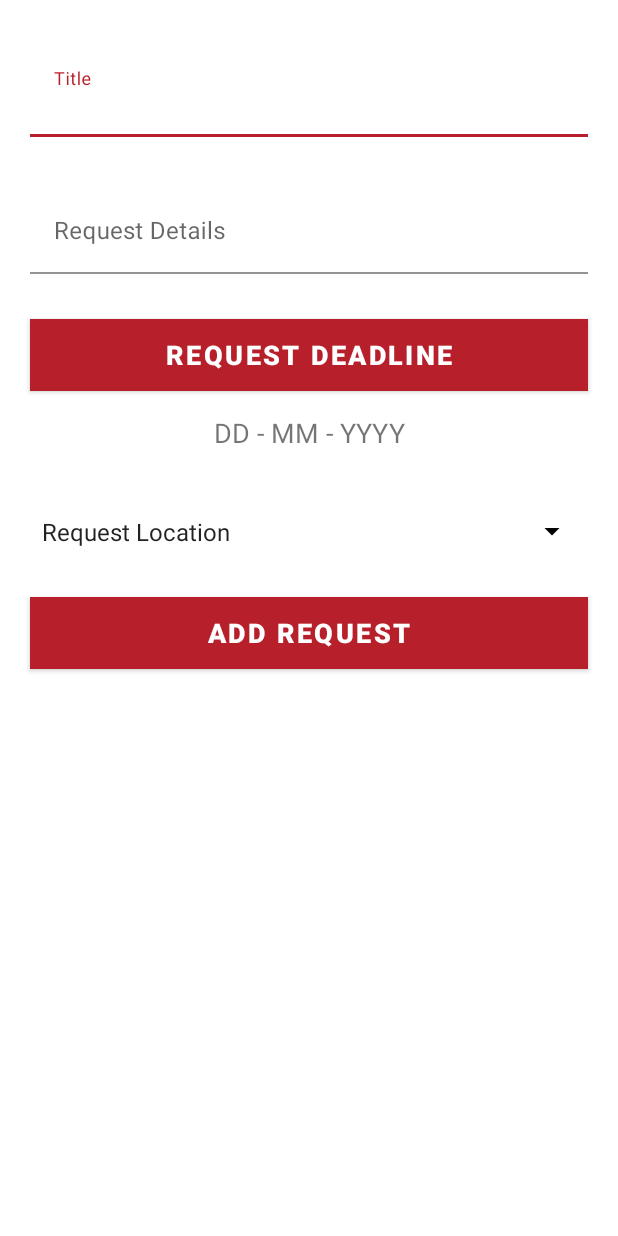
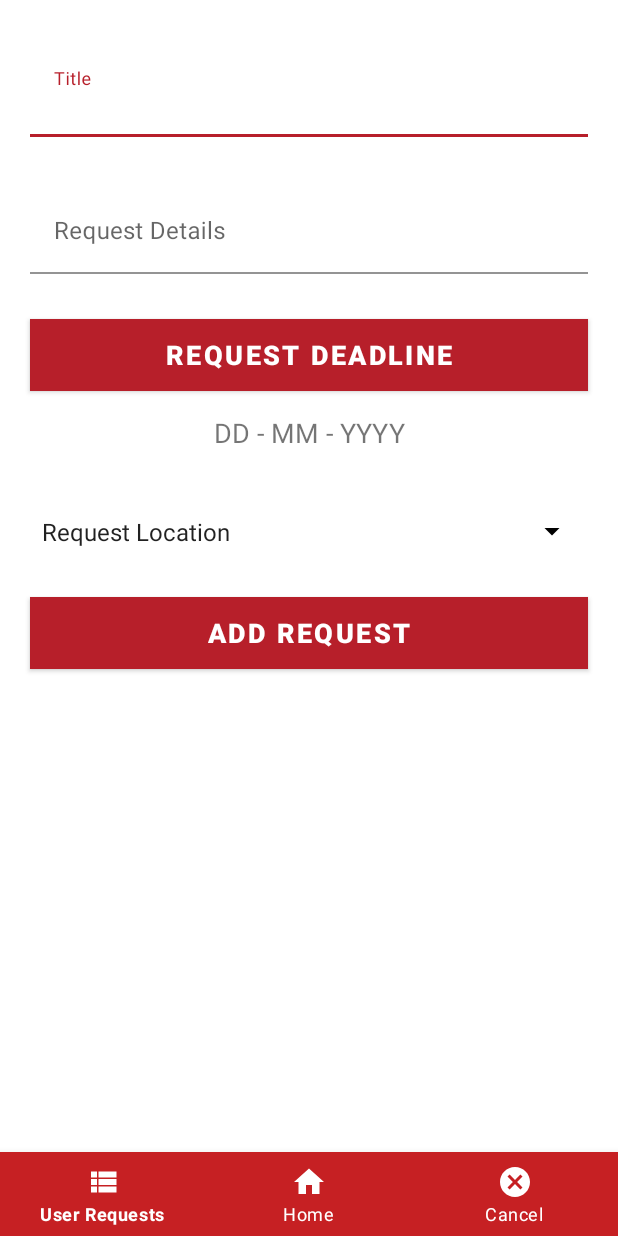
Before and after one commit to D-Byrne/FYP_App, an Android app: the AddRequestActivity screen opened directly, with no data from a screen before it, on a phone screen of 412 x 824 dp. Run offline under Robolectric (Android 15) with nearby library versions, the phone set to English and light mode, and no system bars; our stand-ins replace Firebase (no records; nobody signed in at launch, a user with empty details on screens opened directly).

Commit message:
Added click listener to recyclerview items. Pressing card returns position and request Id. Previous commit also included adding navigationbar to add request activity. A cancel button was added to navigation bar while on add request activity.

```diff
--- a/app/src/main/AndroidManifest.xml
+++ b/app/src/main/AndroidManifest.xml
@@ -10,7 +10,8 @@
         android:supportsRtl="true"
         android:theme="@style/Theme.FYP">
         <activity android:name=".RequestListActivity"></activity>
-        <activity android:name=".AddRequestActivity" />
+        <activity android:name=".AddRequestActivity"
+            android:windowSoftInputMode="adjustPan"/>
         <activity android:name=".RegisterActivity" />
         <activity android:name=".LoginActivity">
             <intent-filter>
--- a/app/src/main/java/org/wit/fyp/AddRequestActivity.kt
+++ b/app/src/main/java/org/wit/fyp/AddRequestActivity.kt
@@ -13,6 +13,8 @@ import com.google.firebase.database.ktx.database
 import com.google.firebase.ktx.Firebase
 import kotlinx.android.synthetic.main.activity_add_request.*
 import kotlinx.android.synthetic.main.activity_main.*
+import kotlinx.android.synthetic.main.activity_request_list.*
+import org.jetbrains.anko.startActivityForResult
 import org.wit.fyp.models.RequestModel
 import java.util.*
 
@@ -71,12 +73,20 @@ class AddRequestActivity : AppCompatActivity(), DatePickerDialog.OnDateSetListen
             }
         }
 
+        request_list_nav_menu_add_request.setOnNavigationItemSelectedListener{
+            when(it.itemId){
+                R.id.menu_cancel_add_request -> { finish() }
+                R.id.menu_home_list_add_request -> {startActivityForResult<RequestListActivity>(0)}
+            }
+            true
+        }
+
         pickDate()
 
 
         getData()
 
-        Toast.makeText(this, userId + username, Toast.LENGTH_SHORT).show()
+       // Toast.makeText(this, userId + username, Toast.LENGTH_SHORT).show()
 
     }
 
--- /dev/null
+++ b/app/src/main/res/drawable/ic_baseline_cancel_24.xml
@@ -0,0 +1,5 @@
+<vector android:height="24dp" android:tint="#FFFFFF"
+    android:viewportHeight="24" android:viewportWidth="24"
+    android:width="24dp" xmlns:android="http://schemas.android.com/apk/res/android">
+    <path android:fillColor="@android:color/white" android:pathData="M12,2C6.47,2 2,6.47 2,12s4.47,10 10,10 10,-4.47 10,-10S17.53,2 12,2zM17,15.59L15.59,17 12,13.41 8.41,17 7,15.59 10.59,12 7,8.41 8.41,7 12,10.59 15.59,7 17,8.41 13.41,12 17,15.59z"/>
+</vector>
--- a/app/src/main/res/layout/activity_add_request.xml
+++ b/app/src/main/res/layout/activity_add_request.xml
@@ -15,6 +15,7 @@
         <ScrollView
             android:layout_width="match_parent"
             android:layout_height="match_parent"
+            android:layout_above="@+id/request_list_nav_menu_add_request"
             android:fillViewport="true">
 
             <LinearLayout
@@ -131,6 +132,17 @@
 
         </ScrollView>
 
+        <com.google.android.material.bottomnavigation.BottomNavigationView
+            android:id="@+id/request_list_nav_menu_add_request"
+            android:layout_width="match_parent"
+            android:layout_height="wrap_content"
+            android:background="?android:attr/windowBackground"
+            app:itemBackground="@color/red_gradient_two"
+            app:itemIconTint="@color/white"
+            app:itemTextColor="@color/white"
+            android:layout_alignParentBottom="true"
+            app:menu="@menu/menu_add_request"/>
+
     </RelativeLayout>
 
 </androidx.constraintlayout.widget.ConstraintLayout>
--- /dev/null
+++ b/app/src/main/res/menu/menu_add_request.xml
@@ -0,0 +1,20 @@
+<?xml version="1.0" encoding="utf-8"?>
+<menu xmlns:android="http://schemas.android.com/apk/res/android">
+
+    <item
+        android:id="@+id/menu_view_user_requests_add_request"
+        android:icon="@drawable/ic_baseline_view_list_24"
+        android:title="User Requests"/>
+
+    <item
+        android:id="@+id/menu_home_list_add_request"
+        android:icon="@drawable/ic_baseline_home_24"
+        android:title="Home" />
+
+    <item
+        android:id="@+id/menu_cancel_add_request"
+        android:icon="@drawable/ic_baseline_cancel_24"
+        android:title="Cancel"/>
+
+
+</menu>
```
Also changed, not shown: app/src/main/java/org/wit/fyp/RequestListActivity.kt (+18 -6 lines), app/src/main/java/org/wit/fyp/adapters/RequestAdapter.kt (+19 -2 lines).
